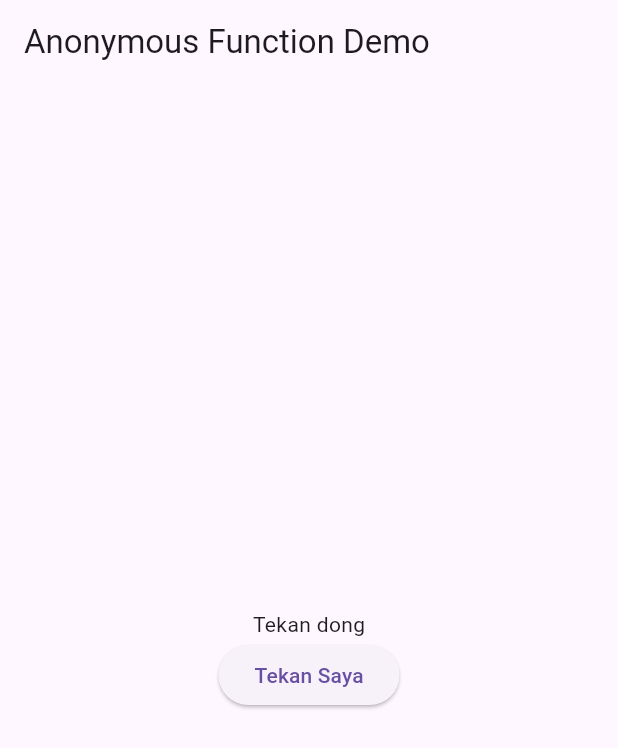
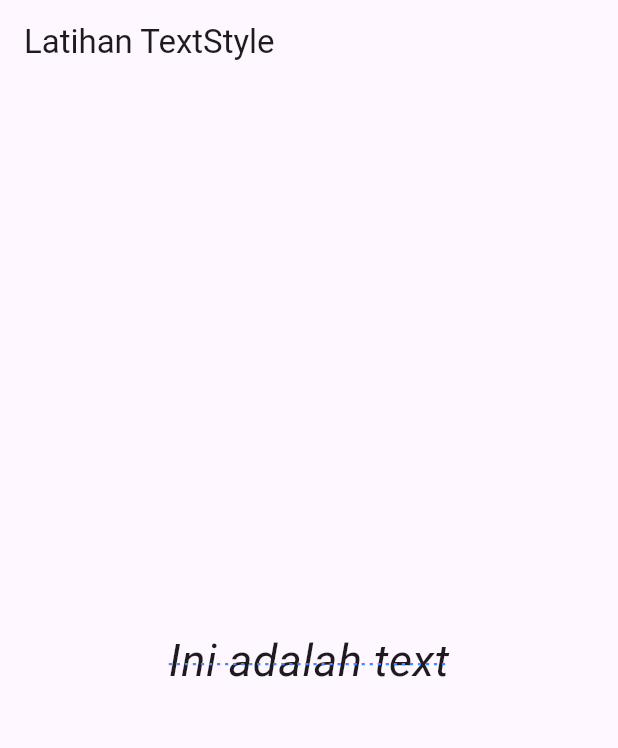
Before and after one commit to Falllll/belajar-flutter, a Flutter app: the screen it shows after launch, on a phone screen of 412 x 824 dp. Shown: the top 748 px of the screen. Run offline on Flutter 3.47's test engine with Material 3 defaults, Android fonts, the light colour scheme and no system bars.

Commit message:
TextStyle

```diff
--- a/lib/main.dart
+++ b/lib/main.dart
@@ -4,36 +4,27 @@ void main() {
   runApp(const MyApp());
 }
 
-class MyApp extends StatefulWidget {
+class MyApp extends StatelessWidget {
   const MyApp({super.key});
-
-  @override
-  State<MyApp> createState() => _MyAppState();
-}
-
-class _MyAppState extends State<MyApp> {
-  String message = "Tekan dong";
-
-  void pressed() {
-    setState(() {
-      message = "UwU";
-    });
-  }
 
   @override
   Widget build(BuildContext context) {
     return MaterialApp(
       home: Scaffold(
         appBar: AppBar(
-          title: Text('Anonymous Function Demo'),
+          title: Text("Latihan TextStyle"),
         ),
         body: Center(
-          child: Column(
-            mainAxisAlignment: MainAxisAlignment.center,
-            children: <Widget>[
-              Text(message),
-              ElevatedButton(onPressed: pressed, child: Text("Tekan Saya"))
-            ],
+          child: Text(
+            "Ini adalah text",
+            style: TextStyle(
+                fontFamily: "Roboto",
+                fontSize: 30,
+                fontStyle: FontStyle.italic,
+                decoration: TextDecoration.lineThrough,
+                decorationColor: Colors.blueAccent,
+                decorationThickness: 1,
+                decorationStyle: TextDecorationStyle.dotted),
           ),
         ),
       ),
```
Also changed, not shown: pubspec.yaml (+22 -11 lines), fonts/Roboto-Black.ttf (added), fonts/Roboto-BlackItalic.ttf (added), fonts/Roboto-Bold.ttf (added), fonts/Roboto-BoldItalic.ttf (added), fonts/Roboto-Italic.ttf (added), fonts/Roboto-Light.ttf (added), fonts/Roboto-LightItalic.ttf (added), fonts/Roboto-Medium.ttf (added), fonts/Roboto-MediumItalic.ttf (added), fonts/Roboto-Regular.ttf (added), fonts/Roboto-Thin.ttf (added), fonts/Roboto-ThinItalic.ttf (added).
